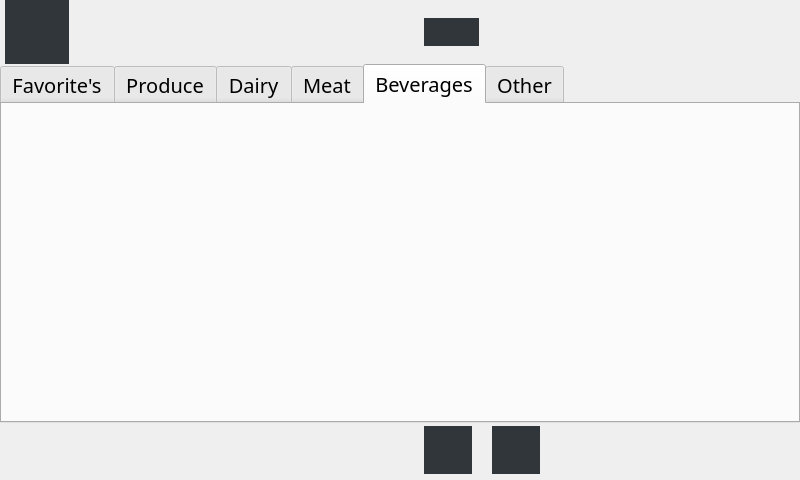
addisonElliott/SmartShopTouchScreen, file favoriteWindow.ui: the form before one commit.
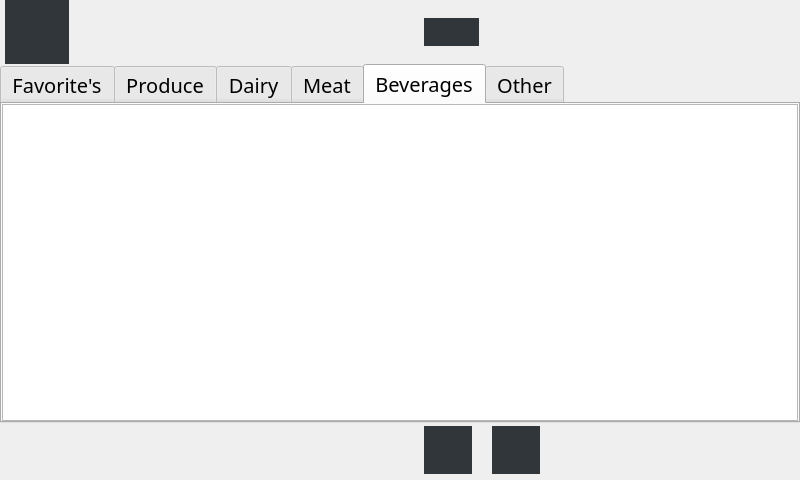
The form after the commit. The open tabs and pages were chosen to show the change. Icons and pictures are not drawn. Custom widgets are drawn as their Qt base class.

Commit message: Added programatically tabs

What changed in the file:
```diff
--- a/favoriteWindow.ui
+++ b/favoriteWindow.ui
@@ -373,6 +373,23 @@
        <attribute name="title">
         <string>Beverages</string>
        </attribute>
+       <layout class="QGridLayout" name="gridLayout_3">
+        <property name="leftMargin">
+         <number>0</number>
+        </property>
+        <property name="topMargin">
+         <number>0</number>
+        </property>
+        <property name="rightMargin">
+         <number>0</number>
+        </property>
+        <property name="bottomMargin">
+         <number>0</number>
+        </property>
+        <item row="0" column="0">
+         <widget class="QListView" name="listView"/>
+        </item>
+       </layout>
       </widget>
       <widget class="QWidget" name="tabWidgetPage6">
        <attribute name="title">
```
Left out of the diff: 2 changed lines with no effect on the pictures. The commit also changes 2 other files.
